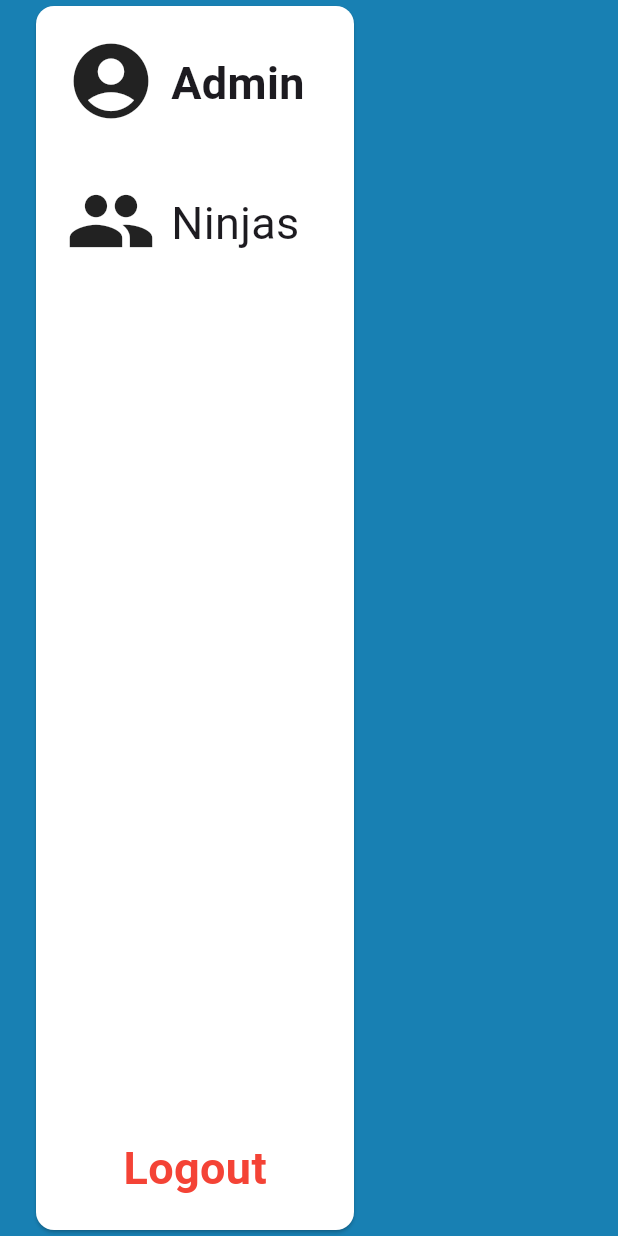
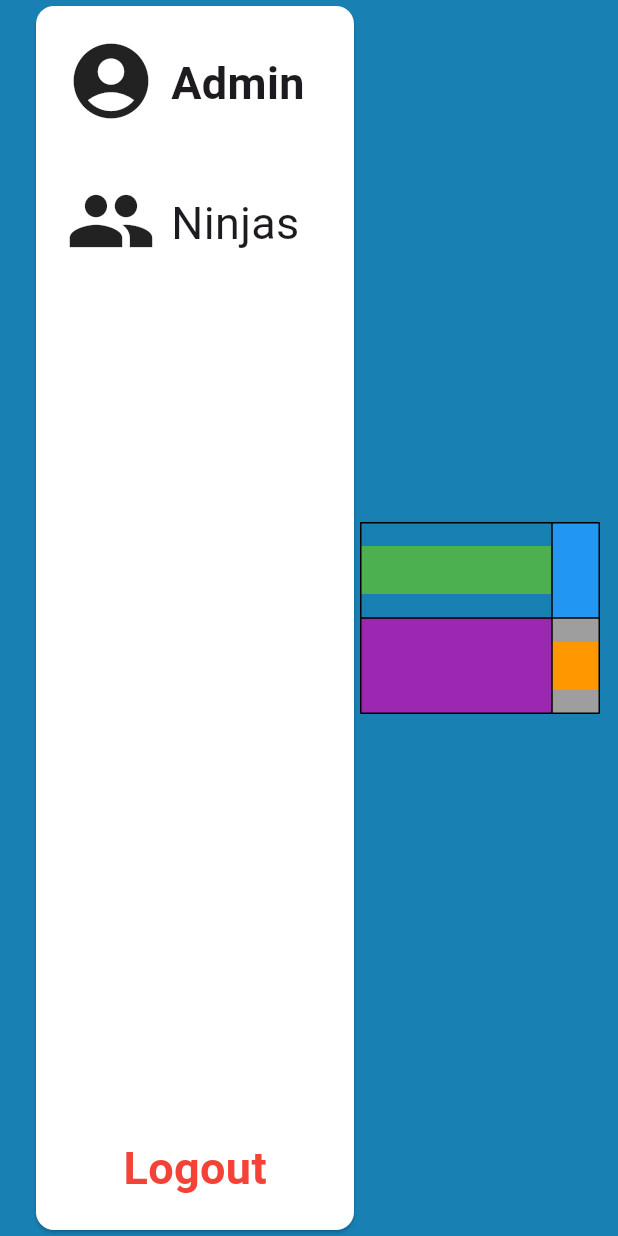
Before and after one commit to PaulSirois/CodeNinjas_sk_webapp, a Flutter app: the screen it shows after launch, on a phone screen of 412 x 824 dp. Run offline on Flutter 3.47's test engine with Material 3 defaults, Android fonts, the light colour scheme and no system bars.

Commit message:
Added and connected new Ninjas file
The file will store the UI that has the ninjas in a table

```diff
--- /dev/null
+++ b/frontend/cn_webapp_frontend/lib/Ninjas.dart
@@ -0,0 +1,63 @@
+import 'package:flutter/material.dart';
+
+class Ninjas extends StatelessWidget {
+  const Ninjas({super.key});
+
+  @override
+  Widget build(BuildContext context) {
+    return Table(
+      border: TableBorder.all(),
+      columnWidths: const <int, TableColumnWidth>{
+        0: IntrinsicColumnWidth(),
+        1: FlexColumnWidth(),
+        2: FixedColumnWidth(32),
+      },
+      defaultVerticalAlignment: TableCellVerticalAlignment.middle,
+      children: <TableRow>[
+        TableRow(
+          children: <Widget>[
+            Container(
+              height: 32,
+              color: Colors.green,
+            ),
+            TableCell(
+              verticalAlignment: TableCellVerticalAlignment.top,
+              child: Container(
+                height: 32,
+                width: 32,
+                color: Colors.red,
+              ),
+            ),
+            Container(
+              height: 64,
+              color: Colors.blue,
+            ),
+          ],
+        ),
+        TableRow(
+          decoration: const BoxDecoration(
+            color: Colors.grey,
+          ),
+          children: <Widget>[
+            Container(
+              height: 64,
+              width: 128,
+              color: Colors.purple,
+            ),
+            Container(
+              height: 32,
+              color: Colors.yellow,
+            ),
+            Center(
+              child: Container(
+                height: 32,
+                width: 32,
+                color: Colors.orange,
+              ),
+            ),
+          ],
+        ),
+      ],
+    );
+  }
+}
--- a/frontend/cn_webapp_frontend/lib/main.dart
+++ b/frontend/cn_webapp_frontend/lib/main.dart
@@ -1,4 +1,5 @@
 import 'package:flutter/material.dart';
+import './Ninjas.dart';
 
 void main() {
   runApp(const MyApp());
@@ -103,6 +104,7 @@ class MyApp extends StatelessWidget {
                   ),
                 ),
               ),
+              Ninjas(),
             ],
           ),
         ),
```
